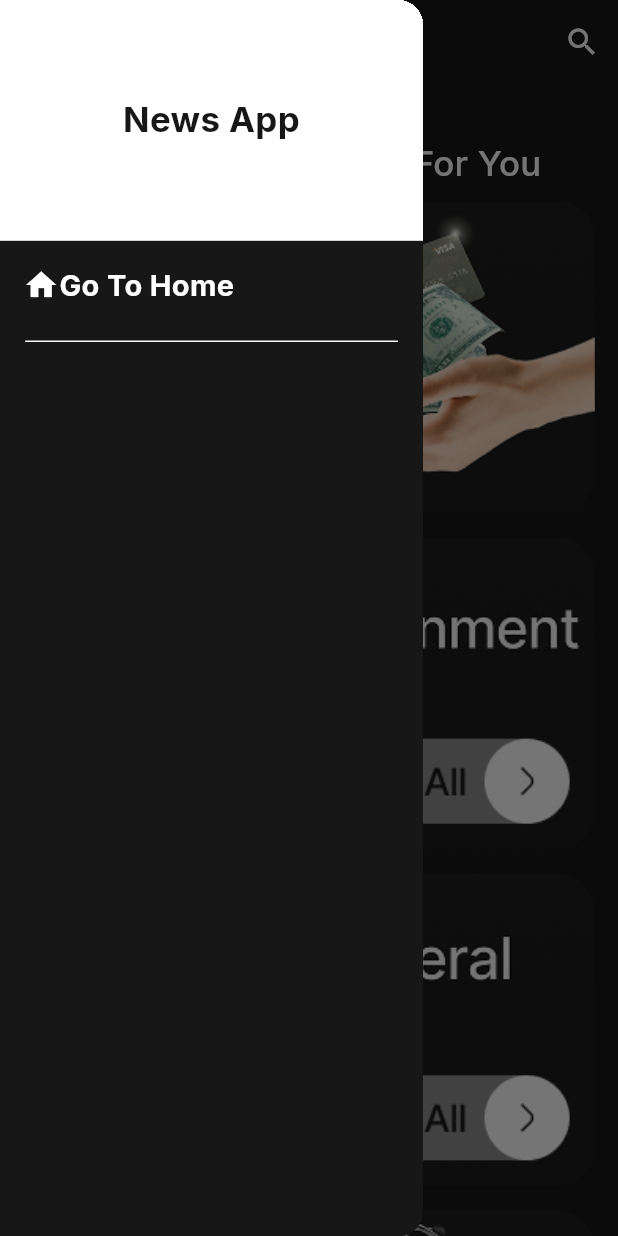
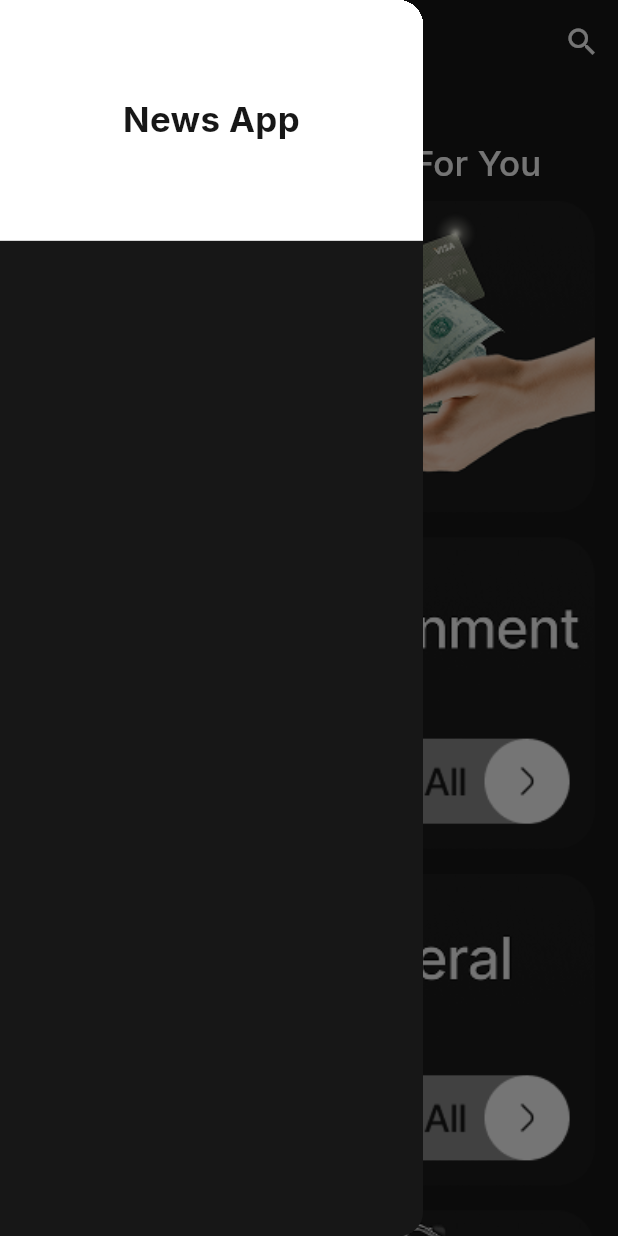
Before and after one commit to ElRaey-411/News-app, a Flutter app: the screen it shows after launch, with the side drawer open, on a phone screen of 412 x 824 dp. Run offline on Flutter 3.47's test engine with Material 3 defaults, Android fonts, the phone set to English and light mode, and no system bars; our stand-ins replace flutter_screenutil, google_fonts.

Commit message:
finish sources screen ui

```diff
--- a/lib/config/theme_manager.dart
+++ b/lib/config/theme_manager.dart
@@ -11,14 +11,15 @@ class ThemeManager {
 
     scaffoldBackgroundColor: ColorsManager.black,
     appBarTheme: AppBarTheme(
-        scrolledUnderElevation: 0,
+      scrolledUnderElevation: 0,
       backgroundColor: ColorsManager.black,
       titleTextStyle: GoogleFonts.inter(
-          color: ColorsManager.white,
-          fontSize: 20,
-          fontWeight: FontWeight.w500),
+        color: ColorsManager.white,
+        fontSize: 20,
+        fontWeight: FontWeight.w500,
+      ),
       centerTitle: true,
-      iconTheme: IconThemeData(color: ColorsManager.white)
+      iconTheme: IconThemeData(color: ColorsManager.white),
     ),
     drawerTheme: DrawerThemeData(
       backgroundColor: ColorsManager.black,
@@ -32,8 +33,17 @@ class ThemeManager {
         fontWeight: FontWeight.w500,
         color: ColorsManager.white,
       ),
-      )
+      headlineMedium: GoogleFonts.inter(
+        fontSize: 16.sp,
+        fontWeight: FontWeight.bold,
+        color: ColorsManager.white,
+      ),
+      headlineSmall: GoogleFonts.inter(
+        fontSize: 12.sp,
+        fontWeight: FontWeight.w500,
+        color: ColorsManager.grey,
+      ),
 
-
+    ),
   );
 }
--- a/lib/core/widgets/category_item.dart
+++ b/lib/core/widgets/category_item.dart
@@ -2,9 +2,9 @@ import 'package:flutter/material.dart';
 import 'package:flutter_screenutil/flutter_screenutil.dart';
 
 class CategoryItem extends StatelessWidget {
-   CategoryItem({super.key, required this.photoPath, this.onTap});
+   CategoryItem({super.key, required this.photoPath,required this.onTap});
   String photoPath;
-  final Function? onTap;
+  final Function onTap;
 
   @override
   Widget build(BuildContext context) {
@@ -12,7 +12,9 @@ class CategoryItem extends StatelessWidget {
       padding: REdgeInsets.symmetric(vertical: 8,horizontal: 16),
       child: InkWell(
         splashColor: Colors.transparent,
-        onTap: (){},
+        onTap: (){
+          onTap();
+        },
         child: ClipRRect(
           borderRadius: BorderRadius.circular(16),
           child: Image.asset(photoPath,
--- a/lib/features/home_screen/custom_drawer.dart
+++ b/lib/features/home_screen/custom_drawer.dart
@@ -1,12 +1,15 @@
 import 'package:flutter/material.dart';
 import 'package:flutter_screenutil/flutter_screenutil.dart';
 import 'package:google_fonts/google_fonts.dart';
+import 'package:news_app/features/home_screen/provider/home_provider.dart';
+import 'package:provider/provider.dart';
 
 class CustomDrawer extends StatelessWidget {
   const CustomDrawer({super.key});
 
   @override
   Widget build(BuildContext context) {
+    var provider = Provider.of<HomeProvider>(context);
     return Column(
       crossAxisAlignment: CrossAxisAlignment.stretch,
       children: [
@@ -27,6 +30,12 @@ class CustomDrawer extends StatelessWidget {
         SizedBox(height: 16.h),
         Padding(
           padding: REdgeInsets.symmetric(horizontal: 16),
+          child: Visibility(
+            visible: !provider.isHome,
+            child: InkWell(
+              onTap:(){ provider.navigateToHome();
+              Navigator.pop(context);
+              },
               child: Row(
                 children: [
                   Icon(Icons.home, color: Theme.of(context).secondaryHeaderColor),
@@ -41,12 +50,17 @@ class CustomDrawer extends StatelessWidget {
                 ],
               ),
             ),
+          ),
+        ),
         SizedBox(height: 16.h),
-        Divider(
+        Visibility(
+          visible: !provider.isHome,
+          child: Divider(
             color: Theme.of(context).secondaryHeaderColor,
             thickness: 1.h,
             indent: 16.w,
             endIndent: 16.w,
+          ),
         )
       ],
     );
--- a/lib/features/home_screen/home_screen.dart
+++ b/lib/features/home_screen/home_screen.dart
@@ -1,12 +1,14 @@
 import 'package:flutter/material.dart';
 import 'package:news_app/features/home_screen/custom_drawer.dart';
-import 'package:news_app/features/home_screen/home_tabs/categories_tab.dart';
+import 'package:news_app/features/home_screen/provider/home_provider.dart';
+import 'package:provider/provider.dart';
 
 class HomeScreen extends StatelessWidget {
   const HomeScreen({super.key});
 
   @override
   Widget build(BuildContext context) {
+  var provider =  Provider.of<HomeProvider>(context);
     return Scaffold(
       appBar: AppBar(
         actions: [
@@ -18,10 +20,10 @@ class HomeScreen extends StatelessWidget {
             ),
           ),
         ],
-        title: Text("Home"),
+        title: Text(provider.title),
       ),
       drawer: Drawer(child: CustomDrawer()),
-      body: CategoriesTab(),
+      body: provider.tabs[provider.selectedTab],
     );
   }
 }
--- a/lib/features/home_screen/home_tabs/categories_tab.dart
+++ b/lib/features/home_screen/home_tabs/categories_tab.dart
@@ -1,13 +1,15 @@
 import 'package:flutter/material.dart';
+import 'package:provider/provider.dart';
 
 import '../../../core/models/category_model.dart';
 import '../../../core/widgets/category_item.dart';
+import '../provider/home_provider.dart';
 
 class CategoriesTab extends StatelessWidget {
-  const CategoriesTab({super.key});
 
   @override
   Widget build(BuildContext context) {
+    var provider =  Provider.of<HomeProvider>(context);
     return Column(
       children: [
         Text(
@@ -20,6 +22,9 @@ class CategoriesTab extends StatelessWidget {
             itemCount:  CategoryModel.categories.length,
             itemBuilder: (context, index) {
               return CategoryItem(
+                onTap: (){
+                  provider.navigateToSources(index);
+                },
                 photoPath: CategoryModel.categories[index].darkPhoto,);
             }
           ),
--- a/lib/features/home_screen/provider/home_provider.dart
+++ b/lib/features/home_screen/provider/home_provider.dart
@@ -1,6 +1,35 @@
-import 'package:flutter/foundation.dart';
+import 'package:flutter/cupertino.dart';
+import '../../../core/models/category_model.dart';
+import '../home_tabs/categories_tab.dart';
+import '../home_tabs/sources_tab.dart';
 
 class HomeProvider extends ChangeNotifier{
 
+  String title="Home";
+  int selectedTab = 0;
+  int? selectedCategory;
+  bool isHome=true;
 
+  void navigateToSources(int index){
+    title=CategoryModel.categories[index].name;
+    selectedCategory = index;
+    selectedTab=1;
+    isHome=false;
+    notifyListeners();
+  }
+
+  void navigateToHome(){
+    title="Home";
+    selectedCategory = null;
+    selectedTab=0;
+    isHome=true;
+    notifyListeners();
+  }
+
+
+
+  List<Widget> tabs =[
+  CategoriesTab(),
+  SourcesTab(),
+];
 }
```
Also changed, not shown: lib/core/widgets/article_item.dart (added, +53 -0 lines), lib/features/home_screen/home_tabs/sources_tab.dart (added, +48 -0 lines). Lines whose indentation alone changed are shown as unchanged.
